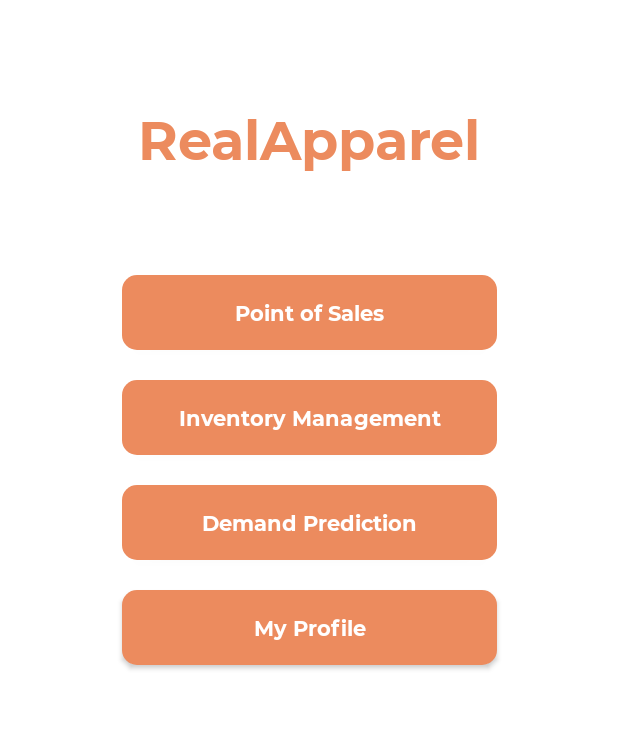
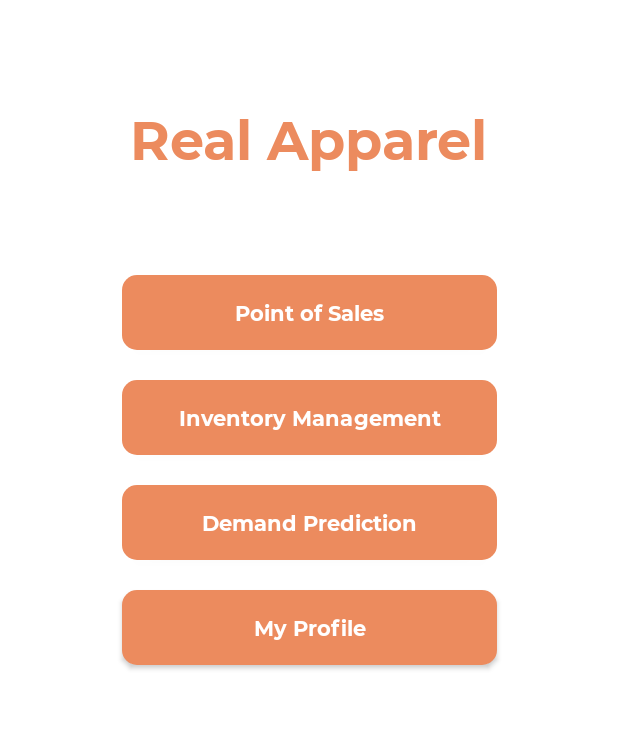
Before and after one commit to jamestiotio/sentiENTERPRIZE, an Android app: the screen it shows after launch once a user with an empty profile is signed in (MenuActivity), on a phone screen of 412 x 824 dp, the part 348-1077 px from its top. Run offline under Robolectric (Android 15) with nearby library versions, the phone set to English and light mode, and no system bars; our stand-ins replace Firebase (no records; nobody signed in at launch, a user with empty details on screens opened directly).

Commit message:
Fix minor issues

```diff
--- a/app/src/main/res/layout/activity_menu.xml
+++ b/app/src/main/res/layout/activity_menu.xml
@@ -27,7 +27,7 @@
         app:layout_constraintBottom_toTopOf="@id/buttonPOS"
         app:layout_constraintLeft_toLeftOf="parent"
         app:layout_constraintRight_toRightOf="parent"
-        android:text="RealApparel" />
+        android:text="Real Apparel" />
 
     <Button
         android:id="@+id/buttonPOS"
```
